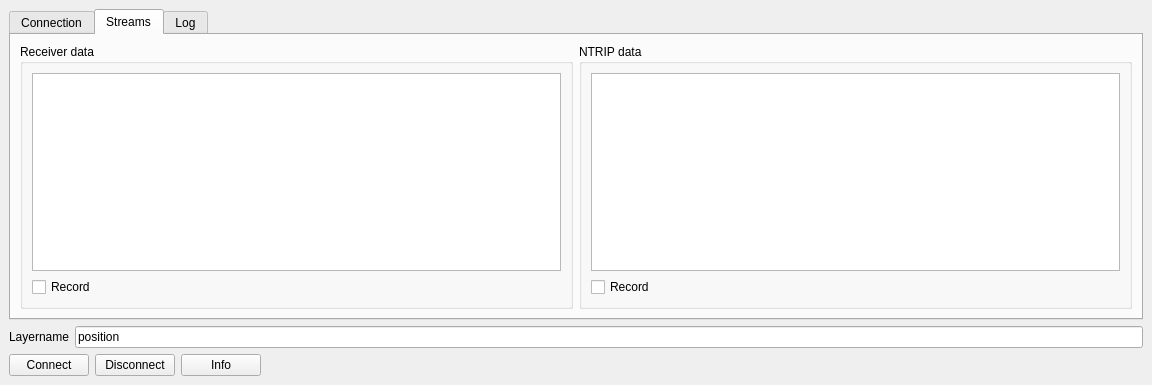
Qt form q_ntrip_client_dockwidget_base.ui (geopackix/qgis-ntrip-client) before a commit.
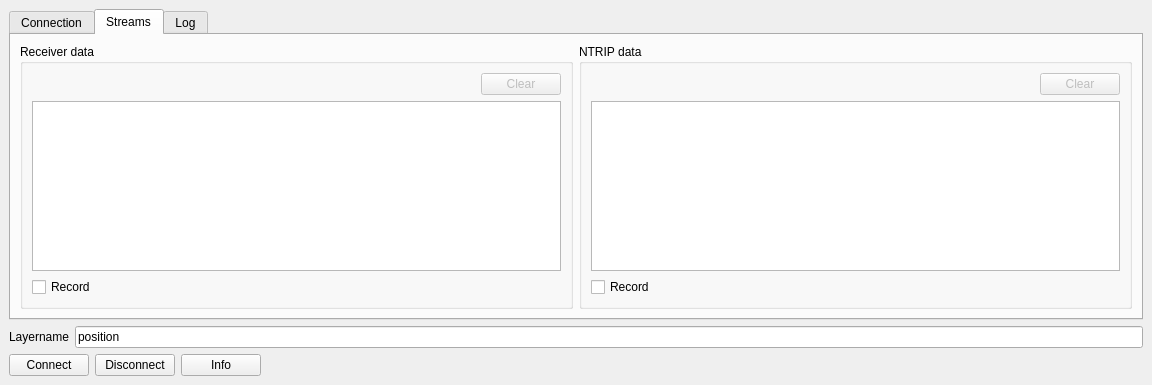
The same form after that commit. Icons and pictures are not drawn. Custom widgets are drawn as their Qt base class.

Commit message: log rtcm data in ntriplog

```diff
--- a/q_ntrip_client_dockwidget_base.ui
+++ b/q_ntrip_client_dockwidget_base.ui
@@ -297,6 +297,33 @@
            <string>Receiver data</string>
           </property>
           <layout class="QVBoxLayout" name="verticalLayout_3">
+           <item>
+            <layout class="QHBoxLayout" name="horizontalLayout_9">
+             <item>
+              <spacer name="horizontalSpacer_2">
+               <property name="orientation">
+                <enum>Qt::Horizontal</enum>
+               </property>
+               <property name="sizeHint" stdset="0">
+                <size>
+                 <width>40</width>
+                 <height>20</height>
+                </size>
+               </property>
+              </spacer>
+             </item>
+             <item>
+              <widget class="QPushButton" name="clearReceiverLogBtn">
+               <property name="enabled">
+                <bool>false</bool>
+               </property>
+               <property name="text">
+                <string>Clear</string>
+               </property>
+              </widget>
+             </item>
+            </layout>
+           </item>
            <item>
             <widget class="QTextEdit" name="logReceiver"/>
            </item>
@@ -330,10 +357,37 @@
            <string>NTRIP data</string>
           </property>
           <layout class="QGridLayout" name="gridLayout_5">
+           <item row="3" column="0">
+            <widget class="QTextEdit" name="logNtrip"/>
+           </item>
            <item row="0" column="0">
-            <widget class="QPlainTextEdit" name="logNtrip"/>
+            <layout class="QHBoxLayout" name="horizontalLayout_10">
+             <item>
+              <spacer name="horizontalSpacer_4">
+               <property name="orientation">
+                <enum>Qt::Horizontal</enum>
+               </property>
+               <property name="sizeHint" stdset="0">
+                <size>
+                 <width>40</width>
+                 <height>20</height>
+                </size>
+               </property>
+              </spacer>
+             </item>
+             <item>
+              <widget class="QPushButton" name="clearNtripLogBtn">
+               <property name="enabled">
+                <bool>false</bool>
+               </property>
+               <property name="text">
+                <string>Clear</string>
+               </property>
+              </widget>
+             </item>
+            </layout>
            </item>
-           <item row="1" column="0">
+           <item row="4" column="0">
             <layout class="QHBoxLayout" name="horizontalLayout_7">
              <item>
               <widget class="QCheckBox" name="checkBoxRecordNtrip">
```
The commit also changes 2 other files.
